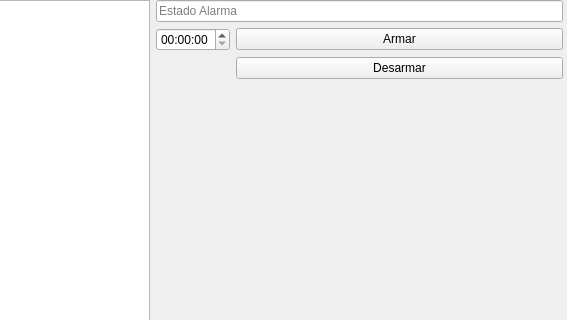
crismoraga/Alarma-Mas-Mas, file Stage 4/housewindow.ui: the form before one commit; both pictures show x 258 to 825 and y 0 to 320 of the 825 by 505 pixel window.
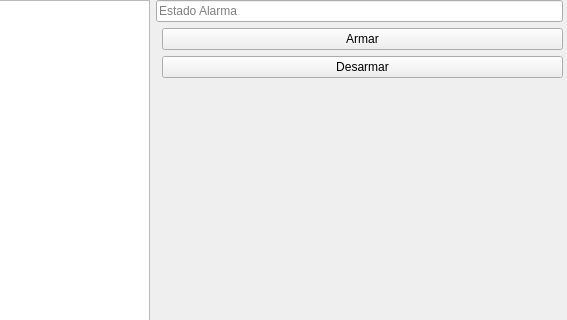
The form after the commit.

Patch:
```diff
--- a/Stage 4/housewindow.ui
+++ b/Stage 4/housewindow.ui
@@ -45,9 +45,6 @@
          </property>
         </widget>
        </item>
-       <item row="1" column="0">
-        <widget class="QTimeEdit" name="timeEdit"/>
-       </item>
        <item row="1" column="1">
         <widget class="QPushButton" name="pushButton">
          <property name="text">
```
Left out of the diff: 14 changed lines with no effect on the pictures.
